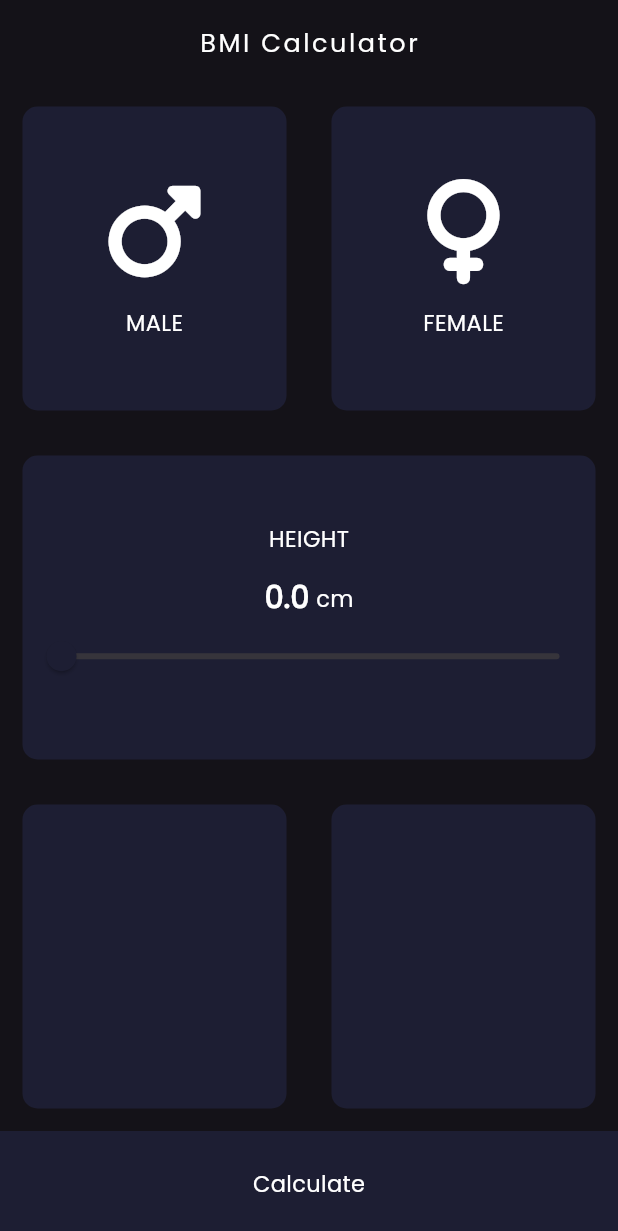
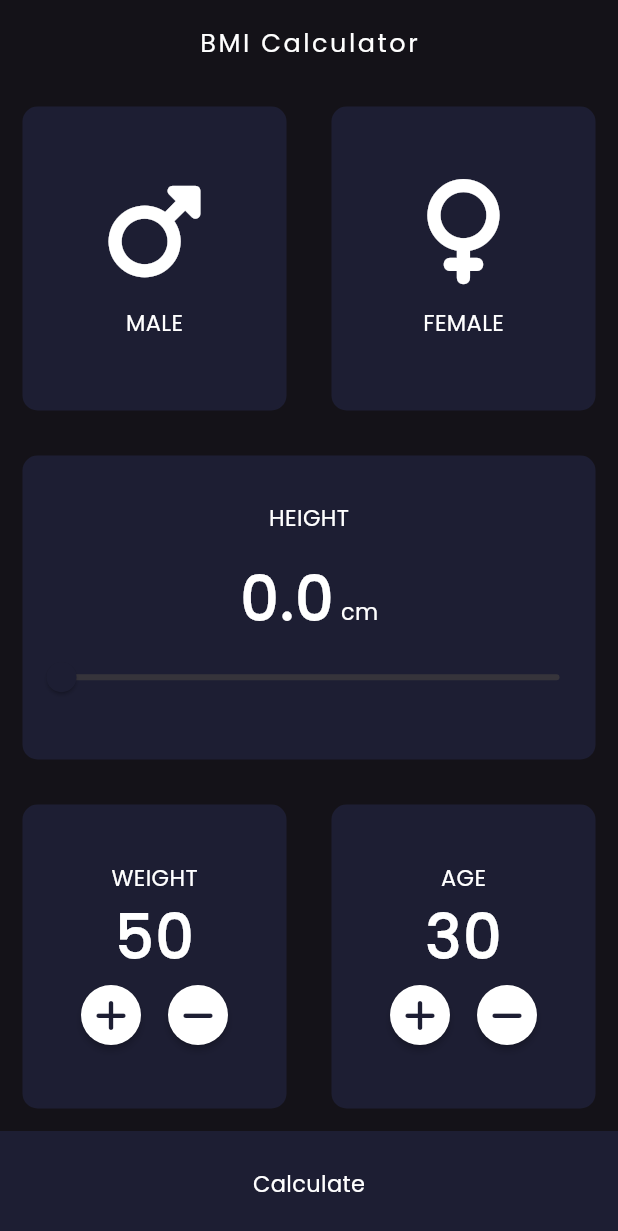
Before and after one commit to Fatah03111995/bmi_medium, a Flutter app: the screen it shows after launch, on a phone screen of 412 x 824 dp. Shown: the top 1231 px of the screen. Run offline on Flutter 3.47's test engine with Material 3 defaults, Android fonts, the phone set to English and light mode, and no system bars; our stand-ins replace font_awesome_flutter.

Commit message:
feat : add wieght and age component
include plus and minus button

```diff
--- /dev/null
+++ b/lib/components/round_button.dart
@@ -0,0 +1,29 @@
+import 'package:flutter/material.dart';
+
+class RoundButton extends StatelessWidget {
+  final void Function() onTap;
+  final Color colorIcon;
+  final IconData icon;
+  const RoundButton(
+      {super.key,
+      required this.icon,
+      required this.colorIcon,
+      required this.onTap});
+
+  @override
+  Widget build(BuildContext context) {
+    return RawMaterialButton(
+      onPressed: onTap,
+      fillColor: Colors.white,
+      shape: const CircleBorder(),
+      constraints: const BoxConstraints.tightFor(
+        width: 40,
+        height: 40,
+      ),
+      child: Icon(
+        icon,
+        color: colorIcon,
+      ),
+    );
+  }
+}
--- /dev/null
+++ b/lib/constants/style.dart
@@ -0,0 +1,7 @@
+import 'package:flutter/material.dart';
+
+TextStyle valTxtStyle = const TextStyle(
+  fontSize: 40,
+  fontWeight: FontWeight.w900,
+  letterSpacing: 1.5,
+);
--- a/lib/pages/home_page.dart
+++ b/lib/pages/home_page.dart
@@ -1,7 +1,9 @@
 import 'package:bmi_medium/components/box.dart';
 import 'package:bmi_medium/components/icon_text.dart';
+import 'package:bmi_medium/components/round_button.dart';
 import 'package:bmi_medium/constants/color.dart';
 import 'package:bmi_medium/constants/gender.dart';
+import 'package:bmi_medium/constants/style.dart';
 import 'package:bmi_medium/theme/gender_theme.dart';
 import 'package:flutter/material.dart';
 import 'package:font_awesome_flutter/font_awesome_flutter.dart';
@@ -15,6 +17,8 @@ class HomePage extends StatefulWidget {
 class _HomePage extends State<HomePage> {
   Gender? genderActive;
   double heightBody = 0;
+  int weightBody = 50;
+  int age = 30;
 
   void buttonActive(Gender gender) {
     setState(() {
@@ -77,11 +81,12 @@ class _HomePage extends State<HomePage> {
                   ),
                   Row(
                     mainAxisAlignment: MainAxisAlignment.center,
+                    crossAxisAlignment: CrossAxisAlignment.baseline,
+                    textBaseline: TextBaseline.alphabetic,
                     children: [
                       Text(
                         heightBody.toString(),
-                        style: const TextStyle(
-                            fontSize: 20, fontWeight: FontWeight.w900),
+                        style: valTxtStyle,
                       ),
                       const Text(' cm')
                     ],
@@ -102,17 +107,84 @@ class _HomePage extends State<HomePage> {
               ),
             ),
           ),
-          const Expanded(
+          Expanded(
             child: Row(
               children: [
                 Box(
                   color: purple,
-                  boxChild: null,
+                  boxChild: Column(
+                    mainAxisAlignment: MainAxisAlignment.center,
+                    crossAxisAlignment: CrossAxisAlignment.center,
+                    children: [
+                      const Text('WEIGHT'),
+                      Text(
+                        weightBody.toString(),
+                        style: valTxtStyle,
+                      ),
+                      Row(
+                        mainAxisAlignment: MainAxisAlignment.center,
+                        crossAxisAlignment: CrossAxisAlignment.center,
+                        children: [
+                          RoundButton(
+                            onTap: () {
+                              setState(() {
+                                weightBody++;
+                              });
+                            },
+                            icon: FontAwesomeIcons.plus,
+                            colorIcon: primaryColor,
+                          ),
+                          const SizedBox(width: 10),
+                          RoundButton(
+                            onTap: () {
+                              weightBody--;
+                            },
+                            icon: FontAwesomeIcons.minus,
+                            colorIcon: primaryColor,
+                          ),
+                        ],
+                      )
+                    ],
+                  ),
                 ),
                 Box(
-                  color: purple,
-                  boxChild: null,
-                ),
+                    color: purple,
+                    boxChild: Column(
+                      mainAxisAlignment: MainAxisAlignment.center,
+                      crossAxisAlignment: CrossAxisAlignment.center,
+                      children: [
+                        const Text('AGE'),
+                        Text(
+                          age.toString(),
+                          style: valTxtStyle,
+                        ),
+                        Row(
+                          mainAxisAlignment: MainAxisAlignment.center,
+                          crossAxisAlignment: CrossAxisAlignment.center,
+                          children: [
+                            RoundButton(
+                              onTap: () {
+                                setState(() {
+                                  age++;
+                                });
+                              },
+                              icon: FontAwesomeIcons.plus,
+                              colorIcon: primaryColor,
+                            ),
+                            const SizedBox(width: 10),
+                            RoundButton(
+                              onTap: () {
+                                setState(() {
+                                  age--;
+                                });
+                              },
+                              icon: FontAwesomeIcons.minus,
+                              colorIcon: primaryColor,
+                            ),
+                          ],
+                        )
+                      ],
+                    )),
               ],
             ),
           ),
```
